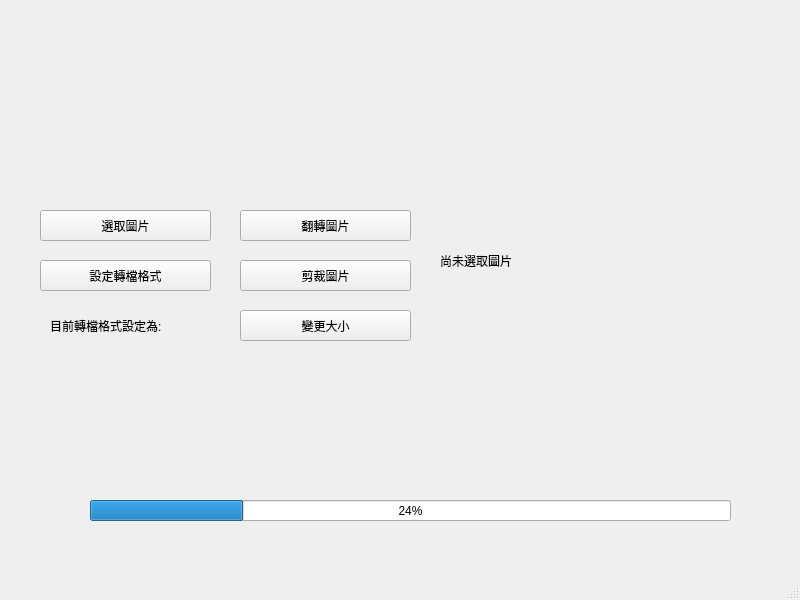
First picture: the form in window.ui, repository DandinPower/ImageProcess, before the edit.
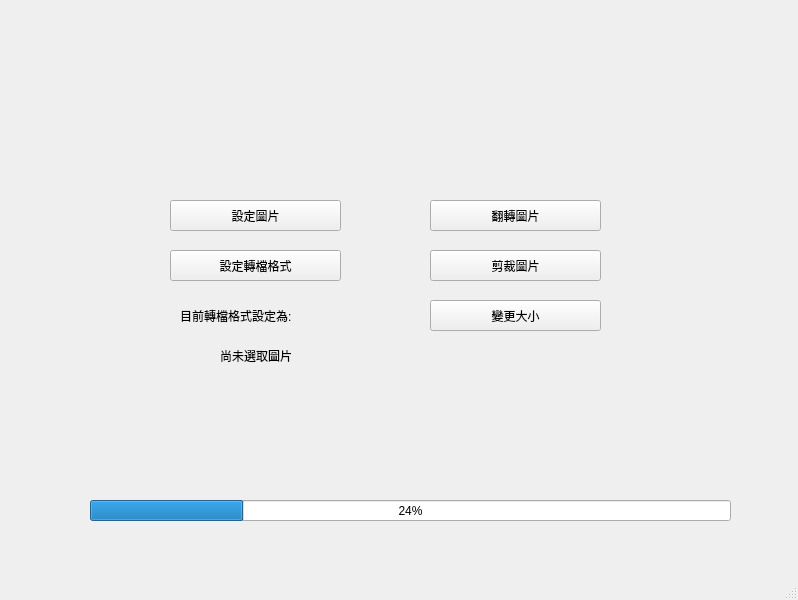
Second picture: the form after the edit.

Commit message: 優化新增圖片功能,介面更新

```diff
--- a/window.ui
+++ b/window.ui
@@ -6,34 +6,33 @@
    <rect>
     <x>0</x>
     <y>0</y>
-    <width>800</width>
+    <width>798</width>
     <height>600</height>
    </rect>
   </property>
+  <property name="minimumSize">
+   <size>
+    <width>798</width>
+    <height>600</height>
+   </size>
+  </property>
+  <property name="maximumSize">
+   <size>
+    <width>798</width>
+    <height>600</height>
+   </size>
+  </property>
   <property name="windowTitle">
    <string>批量圖片處理器 ver.0</string>
   </property>
   <widget class="QWidget" name="centralwidget">
-   <widget class="QPushButton" name="mChooseBtn">
+   <widget class="QLabel" name="mSystemHint">
     <property name="geometry">
      <rect>
-      <x>40</x>
-      <y>210</y>
-      <width>171</width>
+      <x>220</x>
+      <y>340</y>
+      <width>81</width>
       <height>31</height>
-     </rect>
-    </property>
-    <property name="text">
-     <string>選取圖片</string>
-    </property>
-   </widget>
-   <widget class="QLabel" name="label">
-    <property name="geometry">
-     <rect>
-      <x>440</x>
-      <y>40</y>
-      <width>321</width>
-      <height>441</height>
      </rect>
     </property>
     <property name="text">
@@ -43,8 +42,8 @@
    <widget class="QPushButton" name="mFlipBtn">
     <property name="geometry">
      <rect>
-      <x>240</x>
-      <y>210</y>
+      <x>430</x>
+      <y>200</y>
       <width>171</width>
       <height>31</height>
      </rect>
@@ -56,8 +55,8 @@
    <widget class="QPushButton" name="mCutBtn">
     <property name="geometry">
      <rect>
-      <x>240</x>
-      <y>260</y>
+      <x>430</x>
+      <y>250</y>
       <width>171</width>
       <height>31</height>
      </rect>
@@ -69,8 +68,8 @@
    <widget class="QPushButton" name="mResizeBtn">
     <property name="geometry">
      <rect>
-      <x>240</x>
-      <y>310</y>
+      <x>430</x>
+      <y>300</y>
       <width>171</width>
       <height>31</height>
      </rect>
@@ -82,8 +81,8 @@
    <widget class="QPushButton" name="mTypeBtn">
     <property name="geometry">
      <rect>
-      <x>40</x>
-      <y>260</y>
+      <x>170</x>
+      <y>250</y>
       <width>171</width>
       <height>31</height>
      </rect>
@@ -95,8 +94,8 @@
    <widget class="QLabel" name="mTypeHint">
     <property name="geometry">
      <rect>
-      <x>50</x>
-      <y>310</y>
+      <x>180</x>
+      <y>300</y>
       <width>171</width>
       <height>31</height>
      </rect>
@@ -118,6 +117,32 @@
      <number>24</number>
     </property>
    </widget>
+   <widget class="QPushButton" name="mShowBtn">
+    <property name="geometry">
+     <rect>
+      <x>170</x>
+      <y>200</y>
+      <width>171</width>
+      <height>31</height>
+     </rect>
+    </property>
+    <property name="text">
+     <string>設定圖片</string>
+    </property>
+   </widget>
+   <widget class="QLabel" name="mProgressHint">
+    <property name="geometry">
+     <rect>
+      <x>360</x>
+      <y>460</y>
+      <width>91</width>
+      <height>21</height>
+     </rect>
+    </property>
+    <property name="text">
+     <string/>
+    </property>
+   </widget>
   </widget>
   <widget class="QMenuBar" name="menubar">
    <property name="geometry">
```
Left out of the diff: 2 changed lines with no effect on the pictures. The commit also changes 34 other files.
